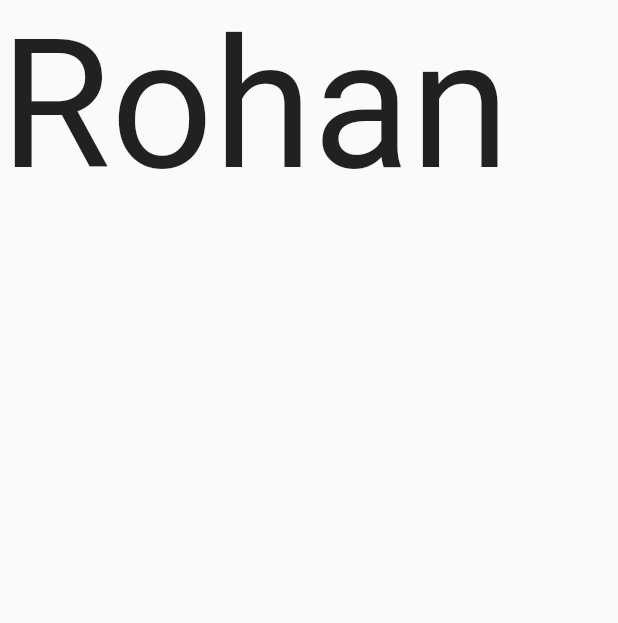
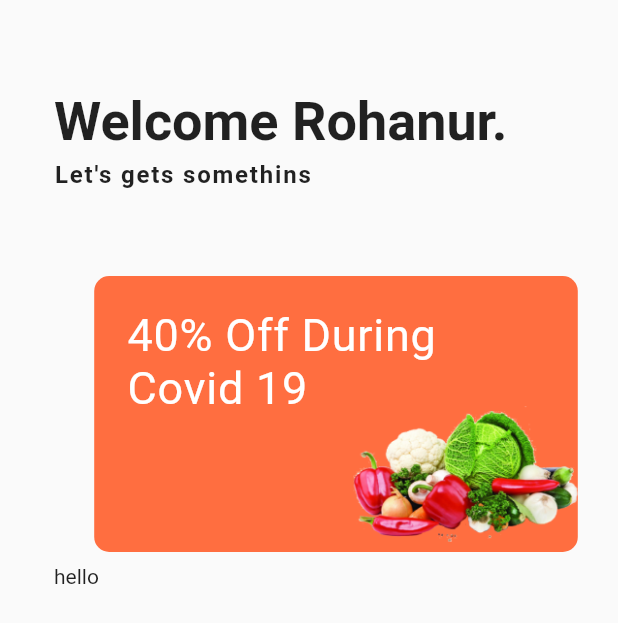
Before and after one commit to ontu001/tech_ecommerce_flutter, a Flutter app: the screen it shows after launch, on a phone screen of 412 x 824 dp. Shown: the top 623 px of the screen. Run offline on Flutter 3.47's test engine with Material 2 defaults, Android fonts, the phone set to English and light mode, and no system bars; drawn by our look-alikes of carousel_slider; Roboto replaces fonts that are missing (Raleway).

Commit message:
caursor added

```diff
--- a/lib/main.dart
+++ b/lib/main.dart
@@ -1,5 +1,6 @@
 import 'package:flutter/cupertino.dart';
 import 'package:flutter/material.dart';
+import 'package:tech_ecommerce_flutter/screen/home_screen.dart';
 
 void main(){
   runApp(MyApp());
@@ -9,21 +10,9 @@ class MyApp extends StatelessWidget{
   @override
   Widget build(BuildContext context) {
     return MaterialApp(
-
-      home: HomeActivity(),
+      debugShowCheckedModeBanner: false,
+      home: HomeScreen(),
     );
   }
 
 }
-
-class HomeActivity extends StatelessWidget{
-  @override
-  Widget build(BuildContext context) {
-    return Scaffold(
-      body: SafeArea(
-        child: Text("Rohan",style: TextStyle(fontSize: 120),),
-      ),
-    );
-  }
-
-}
--- /dev/null
+++ b/lib/screen/home_screen.dart
@@ -0,0 +1,138 @@
+import 'package:flutter/cupertino.dart';
+import 'package:flutter/material.dart';
+import 'package:carousel_slider/carousel_slider.dart';
+
+class HomeScreen extends StatelessWidget {
+  @override
+  Widget build(BuildContext context) {
+    return Scaffold(
+      body: SafeArea(
+        child: Padding(
+          padding: EdgeInsets.only(left: 36.0),
+          child: NestedScrollView(
+            headerSliverBuilder: (context, isScrolled) => [
+              SliverList(
+                delegate: SliverChildListDelegate(
+                  [
+                    Padding(
+                      padding: EdgeInsets.only(top: 60.0),
+                      child: Column(
+                        mainAxisAlignment: MainAxisAlignment.start,
+                        crossAxisAlignment: CrossAxisAlignment.start,
+                        children: [
+                          Text(
+                            "Welcome Rohanur.",
+                            style: TextStyle(
+                              fontFamily: 'Raleway',
+                              fontSize: 36,
+                              fontWeight: FontWeight.w600,
+                            ),
+                          ),
+                          SizedBox(
+                            height: 5.0,
+                          ),
+                          Text(
+                            "Let's gets somethins",
+                            style: TextStyle(
+                              fontWeight: FontWeight.w600,
+                              fontFamily: 'Raleway',
+                              fontSize: 16.0,
+                              letterSpacing: 1.2,
+                            ),
+                          ),
+                          SizedBox(
+                            height: 50,
+                          ),
+                          CarouselSlider(
+                              items: [
+                                Stack(
+                                  children: [
+                                    Container(
+                                      margin: EdgeInsets.all(8.0),
+                                      decoration: BoxDecoration(
+                                          borderRadius:
+                                              BorderRadius.circular(10.0),
+                                          color: Colors.deepOrangeAccent),
+                                    ),
+                                    Padding(
+                                        padding: EdgeInsets.all(30.0),
+                                        child: Positioned(
+                                            child: Text(
+                                          "40% Off During\nCovid 19",
+                                          style: TextStyle(
+                                              fontSize: 30.0,
+                                              fontWeight: FontWeight.w400,
+                                              letterSpacing: 0.5,
+                                              color: Colors.white),
+                                          maxLines: 2,
+                                        ))),
+                                    Positioned(
+                                      bottom: -15,
+                                      right: 8.0,
+                                      height: 150,
+                                      width: 150,
+                                      child: Image(image: AssetImage('asset/images/fruits-and-vegetables 1.png'),),
+                                    )
+                                  ],
+                                ),
+                                Stack(
+                                  children: [
+                                    Container(
+                                      margin: EdgeInsets.all(8.0),
+                                      decoration: BoxDecoration(
+                                          borderRadius:
+                                          BorderRadius.circular(10.0),
+                                          color: Colors.blueAccent),
+                                    ),
+                                    Padding(
+                                        padding: EdgeInsets.all(30.0),
+                                        child: Positioned(
+                                            child: Text(
+                                              "40% Off During\nCovid 19",
+                                              style: TextStyle(
+                                                  fontSize: 30.0,
+                                                  fontWeight: FontWeight.w400,
+                                                  letterSpacing: 0.5,
+                                                  color: Colors.white),
+                                              maxLines: 2,
+                                            ))),
+                                    Positioned(
+                                      bottom: -15,
+                                      right: 8.0,
+                                      height: 150,
+                                      width: 150,
+                                      child: Image(image: AssetImage('asset/images/fruits-and-vegetables 1.png'),),
+                                    )
+                                  ],
+                                ),
+                              ],
+                              options: CarouselOptions(
+                                height: 200,
+                                aspectRatio: 16 / 9,
+                                viewportFraction: 0.9,
+                                initialPage: 0,
+                                enableInfiniteScroll: true,
+                                reverse: false,
+                                autoPlay: true,
+                                autoPlayInterval: Duration(seconds: 3),
+                                autoPlayAnimationDuration:
+                                    Duration(milliseconds: 800),
+                                autoPlayCurve: Curves.fastOutSlowIn,
+                                enlargeCenterPage: true,
+                                enlargeFactor: 0.3,
+                                scrollDirection: Axis.horizontal,
+                              ))
+                        ],
+                      ),
+                    ),
+                  ],
+                ),
+              ),
+            ],
+            body: Text("hello"),
+          ),
+        ),
+      ),
+    );
+  }
+}
--- a/pubspec.yaml
+++ b/pubspec.yaml
@@ -37,6 +37,7 @@ dependencies:
   cupertino_icons: ^1.0.2
   font_awesome_flutter: ^10.4.0
   google_fonts: ^4.0.5
+  carousel_slider: ^4.2.1
 
 dev_dependencies:
   flutter_test:
@@ -61,8 +62,8 @@ flutter:
   uses-material-design: true
 
   # To add assets to your application, add an assets section, like this:
-  # assets:
-  #   - images/a_dot_burr.jpeg
+  assets:
+   - asset/images/
   #   - images/a_dot_ham.jpeg
 
   # An image asset can refer to one or more resolution-specific "variants", see
```
Also changed, not shown: lib/login.dart (deleted, +0 -97 lines), asset/images/fruits-and-vegetables 1.png (added), pubspec.lock.
